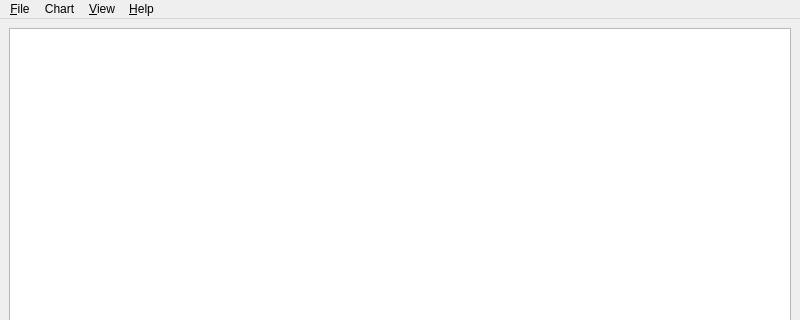
First picture: the form in chemdata/mainwindow.ui, repository OpenChemistry/mongochem, before the edit; both pictures show x 0 to 800 and y 0 to 320 of the 800 by 600 pixel window.
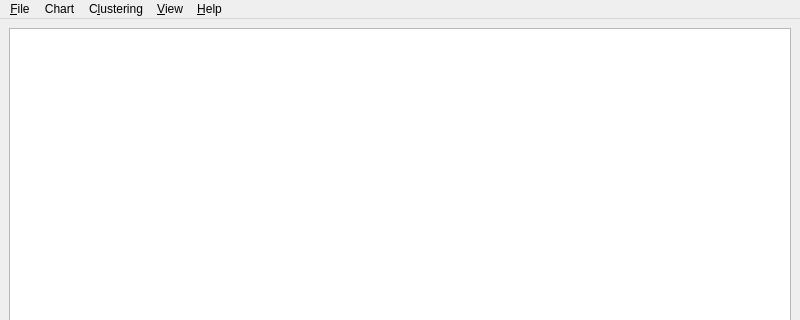
Second picture: the form after the edit. Custom widgets are drawn as their Qt base class.

Commit message:
Add support for similarity clustering
This adds two new dialogs which display a graph showing the
similarity between a group of molecules.

The first is the FingerprintSimilarityDialog which calculates
the similarity of the molecules based on the similarity of
their molecular fingerprints.

The second is the StructureSimilarityDialog which calculates
the similarity of the molecules based on the similarity
between their molecular structures.

What changed in the file:
```diff
--- a/chemdata/mainwindow.ui
+++ b/chemdata/mainwindow.ui
@@ -61,8 +61,16 @@
     <addaction name="actionPlotMatrix"/>
     <addaction name="actionParallelCoordinates"/>
    </widget>
+   <widget class="QMenu" name="menuClustering">
+    <property name="title">
+     <string>C&amp;lustering</string>
+    </property>
+    <addaction name="actionFingerprintSimilarity"/>
+    <addaction name="actionStructureSimilarity"/>
+   </widget>
    <addaction name="menu_File"/>
    <addaction name="menuChart"/>
+   <addaction name="menuClustering"/>
    <addaction name="menu_View"/>
    <addaction name="menu_Help"/>
   </widget>
```
Left out of the diff: 10 changed lines with no effect on the pictures. The commit also changes 13 other files.
